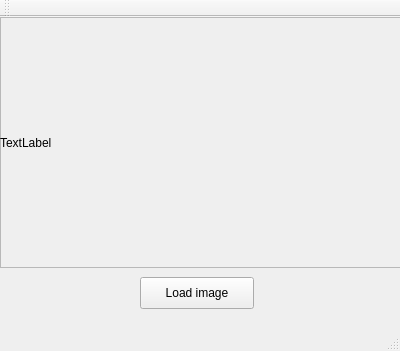
Qt form mainwindow.ui (ronail/qt-background-remove) before a commit.
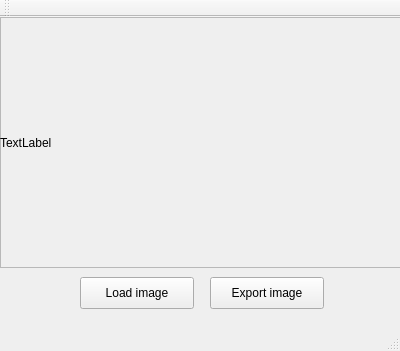
The same form after that commit. Icons and pictures are not drawn. Custom widgets are drawn as their Qt base class.

Commit message: Implemented export image feature.

```diff
--- a/mainwindow.ui
+++ b/mainwindow.ui
@@ -51,7 +51,7 @@
    <widget class="QPushButton" name="loadImageButton">
     <property name="geometry">
      <rect>
-      <x>140</x>
+      <x>80</x>
       <y>260</y>
       <width>114</width>
       <height>32</height>
@@ -61,6 +61,19 @@
      <string>Load image</string>
     </property>
    </widget>
+   <widget class="QPushButton" name="exportButton">
+    <property name="geometry">
+     <rect>
+      <x>210</x>
+      <y>260</y>
+      <width>114</width>
+      <height>32</height>
+     </rect>
+    </property>
+    <property name="text">
+     <string>Export image</string>
+    </property>
+   </widget>
   </widget>
   <widget class="QMenuBar" name="menuBar">
    <property name="geometry">
```
Left out of the diff: 6 changed lines with no effect on the pictures. The commit also changes 5 other files.
